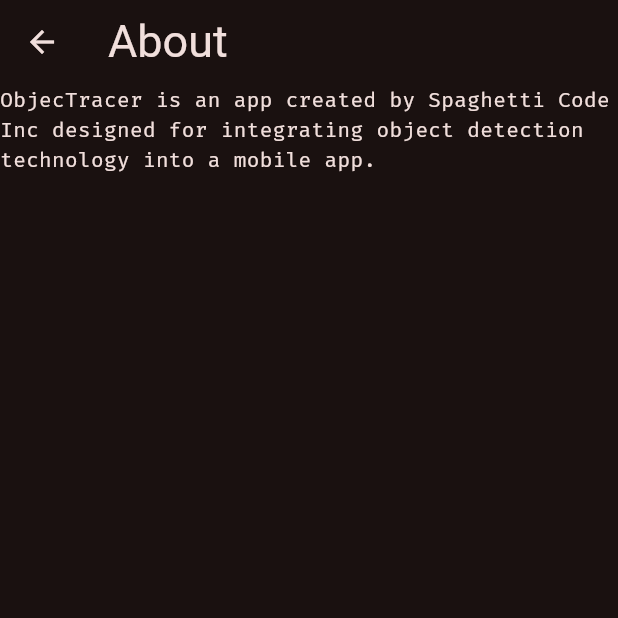
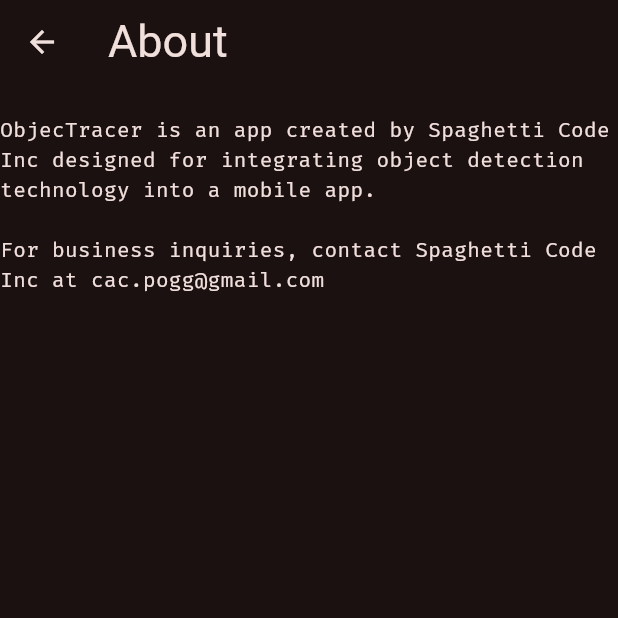
Before and after one commit to Spaghetti-Code-Inc/cac__2023, a Flutter app: the About screen opened directly, on a phone screen of 412 x 824 dp, the top half of it. Run offline on Flutter 3.47's test engine with Material 3 defaults, Android fonts, the phone set to English and light mode, and no system bars; our stand-ins replace camera, google_fonts; missing offline and left inert: tflite_flutter; Roboto replaces fonts that are missing (Belanosima).

Commit message:
about page

```diff
--- a/lib/about.dart
+++ b/lib/about.dart
@@ -16,7 +16,7 @@
         title: const Text("About"),
       ),
       body: Container(
-        child: const Text("ObjecTracer is an app created by Spaghetti Code Inc designed for integrating object detection technology into a mobile app."),
+        child: const Text("\nObjecTracer is an app created by Spaghetti Code Inc designed for integrating object detection technology into a mobile app. \n\nFor business inquiries, contact Spaghetti Code Inc at cac.pogg@gmail.com"),
       ),
     );
   }
--- a/lib/config.dart
+++ b/lib/config.dart
@@ -4,7 +4,7 @@
 
 class Config extends StatefulWidget{
   @override
-  State<StatefulWidget> createState() => _AboutState();
+  State<StatefulWidget> createState() => _ConfigState();
 
 }
 
--- a/lib/main.dart
+++ b/lib/main.dart
@@ -6,6 +6,7 @@
 import 'package:google_fonts/google_fonts.dart';
 import 'package:tflite_flutter/tflite_flutter.dart' as tf;
 import 'package:image/image.dart' as img;
+import 'about.dart';
 import 'camera.dart';
 
 void main() {
@@ -90,7 +91,9 @@
                   children: <Widget>[
                     TextButton(child: const Text('Config'), onPressed: () {}),
                     TextButton(child: const Text('Models'), onPressed: () {}),
-                    TextButton(child: const Text('About'), onPressed: () {}),
+                    TextButton(child: const Text('About'), onPressed: () {
+                      Navigator.push(context, MaterialPageRoute(builder: (_) => About()));
+                    }),
                   ],
                 )),
           ],
```
